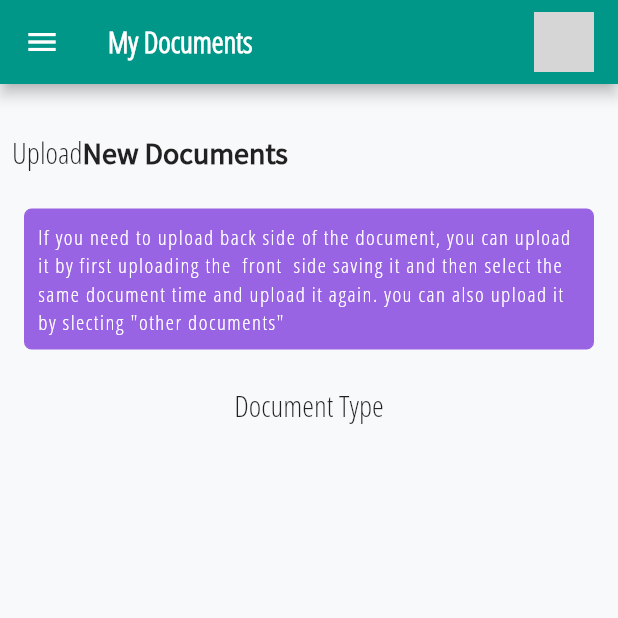
After one commit to flutterexcel/flutter_excellence_hr, a Flutter app: the MyDocuments screen opened by its route, on a phone screen of 412 x 824 dp, the top half of it. The commit adds this screen. Run offline on Flutter 3.47's test engine with Material 2 defaults, Android fonts, the phone set to English and light mode, and no system bars; our stand-ins replace bloc, dotted_border, equatable, flutter_bloc, shared_preferences, universal_io; accounts and stored records are empty; grey boxes are pictures that could not be loaded.

Commit message:
start working on my document page

```diff
--- a/lib/routes.dart
+++ b/lib/routes.dart
@@ -1,4 +1,5 @@
 import 'package:flutter/material.dart';
+import 'package:flutter_excellence_hr/screens/mydocuments/documents.dart';
 import 'package:flutter_excellence_hr/screens/profile/edit_profile.dart';
 import 'screens/show_inventory.dart';
 import 'package:flutter_excellence_hr/screens/navigate/my_inventory.dart';
@@ -7,4 +8,5 @@ final routes = {
   '/my_inventory': (BuildContext context) => ShowInventory(),
   '/overview': (BuildContext context) => Overview(),
   '/profile': (BuildContext context) => MyProfile(),
+  '/document': (BuildContext context) => MyDocuments(),
 };
--- /dev/null
+++ b/lib/screens/mydocuments/documents.dart
@@ -0,0 +1,26 @@
+import 'package:flutter/material.dart';
+import 'package:flutter_excellence_hr/resources/app_colors.dart';
+import 'package:flutter_excellence_hr/screens/navigate/navigate.dart';
+import 'package:flutter_excellence_hr/widgets/appbar.dart';
+import 'package:flutter_excellence_hr/widgets/document_widgets/document_widgets.dart';
+
+class MyDocuments extends StatelessWidget {
+  @override
+  Widget build(BuildContext context) {
+    return Scaffold(
+      backgroundColor: AppColors.BACKGROUND_COLOR,
+      appBar: AppBar(title: AppBarWidget(pageName: "My Documents")),
+      drawer: Navigation(),
+      body: SafeArea(
+          child: SingleChildScrollView(
+        child: Column(
+          children: <Widget>[
+            UploadDocuments(),
+            DocNotice(),
+            Container(margin: EdgeInsets.fromLTRB(16, 16, 16, 8), child: Text("Document Type",style: TextStyle(fontSize: 20,fontFamily:'OpenSans' ),))
+          ],
+        ),
+      )),
+    );
+  }
+}
--- a/lib/widgets/appbar.dart
+++ b/lib/widgets/appbar.dart
@@ -12,7 +12,7 @@ class AppBarWidget extends StatelessWidget {
             Text(pageName,
                 style: TextStyle(
                     color: Colors.white,
-                    fontSize: 20,
+                    fontSize: 20,fontFamily: 'OpenSans',
                     fontWeight: FontWeight.bold)),
             CircleAvatar(
                 radius: 20,
--- /dev/null
+++ b/lib/widgets/document_widgets/doc_notice.dart
@@ -0,0 +1,30 @@
+import 'package:flutter/material.dart';
+import 'package:flutter_excellence_hr/resources/app_colors.dart';
+
+class DocNotice extends StatelessWidget {
+  @override
+  Widget build(BuildContext context) {
+    return Column(
+      children: [
+        Container(
+          margin: EdgeInsets.fromLTRB(16, 8, 16, 8),
+          padding: EdgeInsets.fromLTRB(8, 8, 8, 8),
+          decoration: BoxDecoration(
+              border: Border.all(
+                color: AppColors.DARK_VOILET,
+              ),
+              color: AppColors.DARK_VOILET,
+              borderRadius: BorderRadius.all(Radius.circular(5))),
+          child: Text(
+            'If you need to upload back side of the document, you can upload it by first uploading the  front  side saving it and then select the same document time and upload it again. you can also upload it by slecting "other documents" ',
+            style: TextStyle(
+              color: Colors.white,
+              letterSpacing: 1,
+              fontFamily: 'OpenSans',
+            ),
+          ),
+        ),
+      ],
+    );
+  }
+}
--- /dev/null
+++ b/lib/widgets/document_widgets/document_widgets.dart
@@ -0,0 +1,3 @@
+
+export 'upload_documents.dart';
+export 'doc_notice.dart';
--- /dev/null
+++ b/lib/widgets/document_widgets/upload_documents.dart
@@ -0,0 +1,33 @@
+import 'package:flutter/material.dart';
+
+class UploadDocuments extends StatelessWidget {
+  @override
+  Widget build(BuildContext context) {
+    return Container(
+      child: Column(children: <Widget>[
+        Row(
+          children: [
+            Container(
+                margin: EdgeInsets.fromLTRB(8, 32, 0, 16),
+                child: Text(
+                  "Upload",
+                  style: TextStyle(
+                    fontSize: 20,
+                    fontFamily: 'OpenSans',
+                  ),
+                )),
+            Container(
+                margin: EdgeInsets.fromLTRB(0, 32, 32, 16),
+                child: Text(
+                  "New Documents",
+                  style: TextStyle(
+                      fontSize: 20,
+                      fontFamily: 'SourceSans',
+                      fontWeight: FontWeight.bold),
+                )),
+          ],
+        ),
+      ]),
+    );
+  }
+}
```
